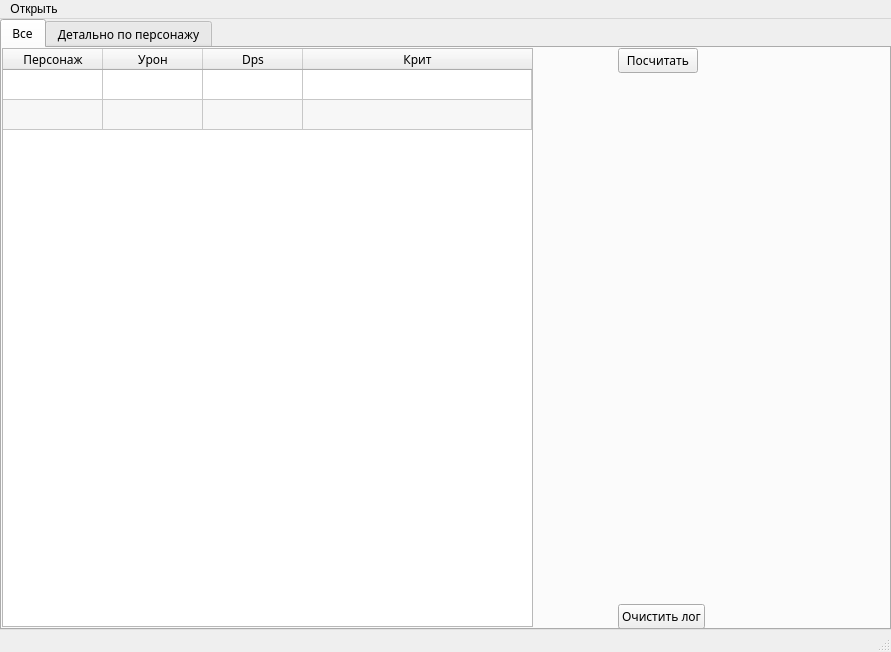
redlolgeerf/Aion_dps_meter, file untitled.ui: the form before one commit.
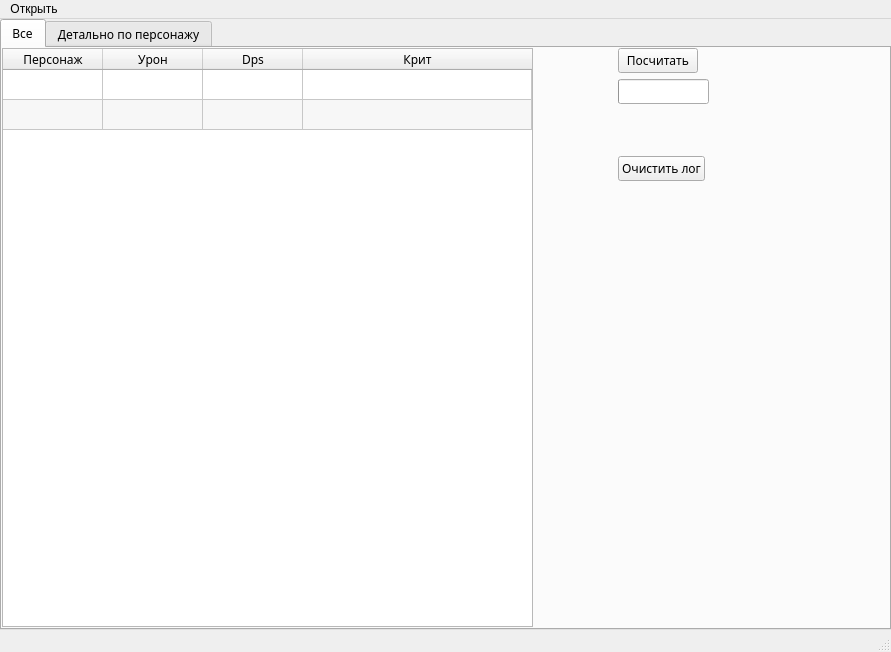
The form after the commit.

What changed in the file:
```diff
--- a/untitled.ui
+++ b/untitled.ui
@@ -59,10 +59,38 @@
        </rect>
       </property>
       <layout class="QFormLayout" name="formLayout">
+       <property name="sizeConstraint">
+        <enum>QLayout::SetFixedSize</enum>
+       </property>
        <property name="fieldGrowthPolicy">
         <enum>QFormLayout::AllNonFixedFieldsGrow</enum>
        </property>
        <item row="1" column="1">
+        <widget class="QProgressBar" name="progressBar">
+         <property name="enabled">
+          <bool>true</bool>
+         </property>
+         <property name="sizePolicy">
+          <sizepolicy hsizetype="Fixed" vsizetype="Fixed">
+           <horstretch>0</horstretch>
+           <verstretch>0</verstretch>
+          </sizepolicy>
+         </property>
+         <property name="minimum">
+          <number>0</number>
+         </property>
+         <property name="maximum">
+          <number>1</number>
+         </property>
+         <property name="value">
+          <number>-1</number>
+         </property>
+         <property name="textVisible">
+          <bool>false</bool>
+         </property>
+        </widget>
+       </item>
+       <item row="2" column="1">
         <spacer name="verticalSpacer">
          <property name="orientation">
           <enum>Qt::Vertical</enum>
@@ -75,7 +103,7 @@
          </property>
         </spacer>
        </item>
-       <item row="2" column="1">
+       <item row="3" column="1">
         <widget class="QPushButton" name="delButton">
          <property name="sizePolicy">
           <sizepolicy hsizetype="Fixed" vsizetype="Fixed">
```
Left out of the diff: 52 changed lines with no effect on the pictures.
